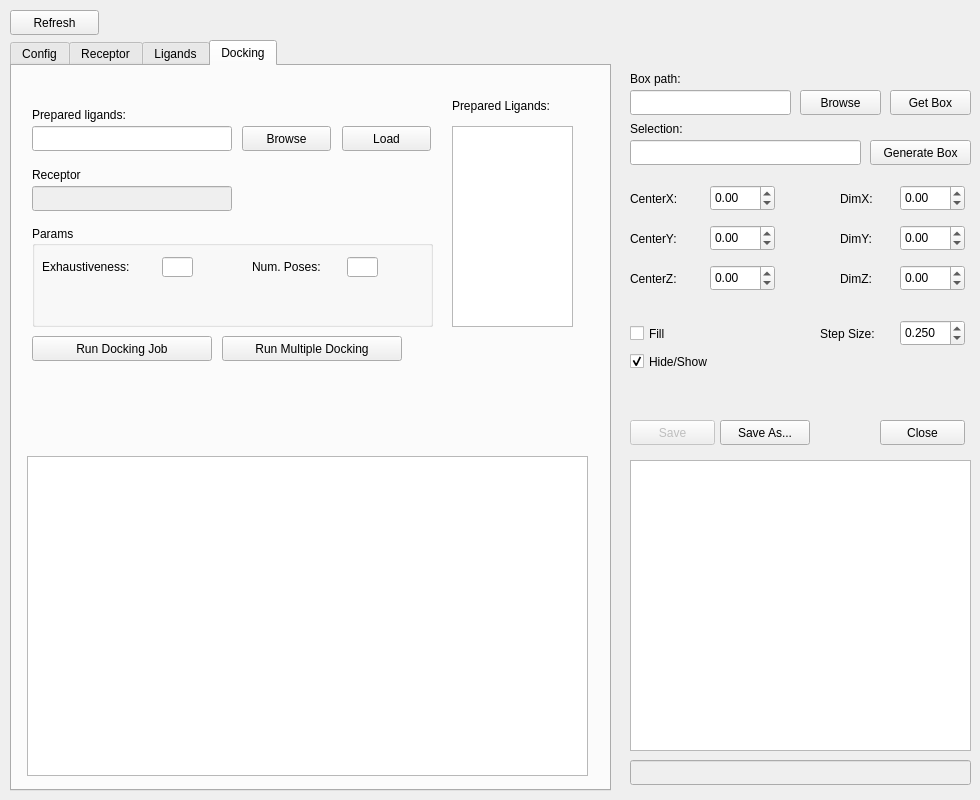
Before: the Qt Designer form demowidget.ui in gjonwick/MAGI-Dock, drawn with Qt 5.
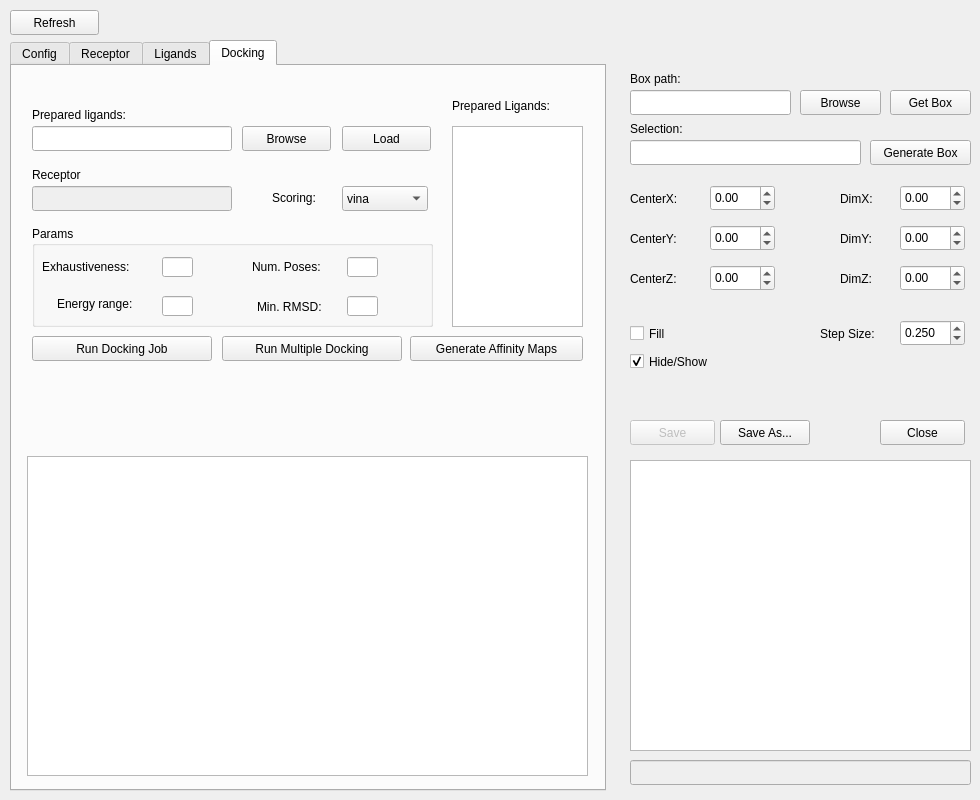
After: the same form once the commit is applied. The open tabs and pages were chosen to show the change. Icons and pictures are not drawn.

Commit message: AD4 scoring, and multiple ligand docking

```diff
--- a/demowidget.ui
+++ b/demowidget.ui
@@ -382,7 +382,7 @@
     <rect>
      <x>10</x>
      <y>40</y>
-     <width>601</width>
+     <width>596</width>
      <height>751</height>
     </rect>
    </property>
@@ -1097,7 +1097,7 @@
       <rect>
        <x>440</x>
        <y>60</y>
-       <width>121</width>
+       <width>131</width>
        <height>201</height>
       </rect>
      </property>
@@ -1265,6 +1265,70 @@
        <string>Num. Poses:</string>
       </property>
      </widget>
+     <widget class="QLineEdit" name="energyRange_txt">
+      <property name="enabled">
+       <bool>true</bool>
+      </property>
+      <property name="geometry">
+       <rect>
+        <x>130</x>
+        <y>70</y>
+        <width>31</width>
+        <height>20</height>
+       </rect>
+      </property>
+      <property name="readOnly">
+       <bool>false</bool>
+      </property>
+      <property name="clearButtonEnabled">
+       <bool>false</bool>
+      </property>
+     </widget>
+     <widget class="QLineEdit" name="minRMSD_txt">
+      <property name="enabled">
+       <bool>true</bool>
+      </property>
+      <property name="geometry">
+       <rect>
+        <x>315</x>
+        <y>70</y>
+        <width>31</width>
+        <height>20</height>
+       </rect>
+      </property>
+      <property name="readOnly">
+       <bool>false</bool>
+      </property>
+      <property name="clearButtonEnabled">
+       <bool>false</bool>
+      </property>
+     </widget>
+     <widget class="QLabel" name="label_31">
+      <property name="geometry">
+       <rect>
+        <x>25</x>
+        <y>68</y>
+        <width>111</width>
+        <height>20</height>
+       </rect>
+      </property>
+      <property name="text">
+       <string>Energy range:</string>
+      </property>
+     </widget>
+     <widget class="QLabel" name="label_33">
+      <property name="geometry">
+       <rect>
+        <x>225</x>
+        <y>72</y>
+        <width>91</width>
+        <height>17</height>
+       </rect>
+      </property>
+      <property name="text">
+       <string>Min. RMSD:</string>
+      </property>
+     </widget>
     </widget>
     <widget class="QPlainTextEdit" name="dockingLogBox">
      <property name="geometry">
@@ -1289,6 +1353,57 @@
       <string>Run Multiple Docking</string>
      </property>
     </widget>
+    <widget class="QComboBox" name="scoring_comboBox">
+     <property name="geometry">
+      <rect>
+       <x>330</x>
+       <y>120</y>
+       <width>86</width>
+       <height>25</height>
+      </rect>
+     </property>
+     <item>
+      <property name="text">
+       <string>vina</string>
+      </property>
+     </item>
+     <item>
+      <property name="text">
+       <string>ad4</string>
+      </property>
+     </item>
+     <item>
+      <property name="text">
+       <string>vinardo</string>
+      </property>
+     </item>
+    </widget>
+    <widget class="QLabel" name="label_34">
+     <property name="geometry">
+      <rect>
+       <x>260</x>
+       <y>123</y>
+       <width>67</width>
+       <height>17</height>
+      </rect>
+     </property>
+     <property name="text">
+      <string>Scoring:</string>
+     </property>
+    </widget>
+    <widget class="QPushButton" name="generateAffinityMaps_btn">
+     <property name="geometry">
+      <rect>
+       <x>398</x>
+       <y>270</y>
+       <width>173</width>
+       <height>25</height>
+      </rect>
+     </property>
+     <property name="text">
+      <string>Generate Affinity Maps</string>
+     </property>
+    </widget>
    </widget>
   </widget>
   <widget class="QPlainTextEdit" name="plainTextEdit">
```
Left out of the diff: 35 changed lines with no effect on the pictures. The commit also changes 9 other files.
